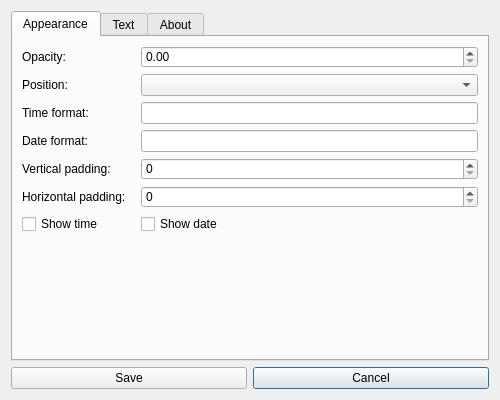
Before: the Qt Designer form src/settings_dialog.ui in kostoskistefan/hoverclock-qt, drawn with Qt 5.
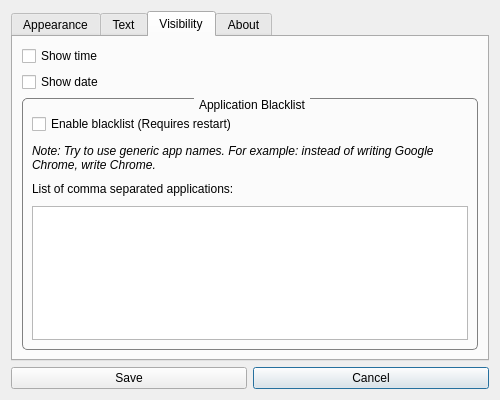
After: the same form once the commit is applied. The open tabs and pages were chosen to show the change.

Commit message: Add blacklist in settings menu

```diff
--- a/src/settings_dialog.ui
+++ b/src/settings_dialog.ui
@@ -66,7 +66,17 @@
          </property>
         </widget>
        </item>
-       <item row="10" column="0" colspan="2">
+       <item row="3" column="0">
+        <widget class="QLabel" name="positionLabel">
+         <property name="text">
+          <string>Position:</string>
+         </property>
+        </widget>
+       </item>
+       <item row="6" column="1">
+        <widget class="QSpinBox" name="verticalPaddingSpinBox"/>
+       </item>
+       <item row="9" column="0" colspan="2">
         <spacer name="verticalSpacer_2">
          <property name="orientation">
           <enum>Qt::Vertical</enum>
@@ -92,43 +102,9 @@
          </property>
         </widget>
        </item>
-       <item row="6" column="0">
-        <widget class="QLabel" name="verticalPaddingLabel">
-         <property name="text">
-          <string>Vertical padding:</string>
-         </property>
-        </widget>
-       </item>
-       <item row="9" column="1">
-        <widget class="QCheckBox" name="showDateCheckBox">
-         <property name="text">
-          <string>Show date</string>
-         </property>
-        </widget>
-       </item>
-       <item row="4" column="0">
-        <widget class="QLabel" name="timeFormatLabel">
-         <property name="text">
-          <string>Time format:</string>
-         </property>
-        </widget>
-       </item>
-       <item row="6" column="1">
-        <widget class="QSpinBox" name="verticalPaddingSpinBox"/>
-       </item>
        <item row="3" column="1">
         <widget class="QComboBox" name="positionComboBox"/>
        </item>
-       <item row="7" column="1">
-        <widget class="QSpinBox" name="horizontalPaddingSpinBox"/>
-       </item>
-       <item row="9" column="0">
-        <widget class="QCheckBox" name="showTimeCheckBox">
-         <property name="text">
-          <string>Show time</string>
-         </property>
-        </widget>
-       </item>
        <item row="2" column="0">
         <widget class="QLabel" name="opacityLabel">
          <property name="text">
@@ -259,6 +235,87 @@
        </item>
       </layout>
      </widget>
+     <widget class="QWidget" name="visibilityTab">
+      <attribute name="title">
+       <string>Visibility</string>
+      </attribute>
+      <layout class="QGridLayout" name="gridLayout_4">
+       <item row="0" column="0">
+        <widget class="QCheckBox" name="showTimeCheckBox">
+         <property name="text">
+          <string>Show time</string>
+         </property>
+        </widget>
+       </item>
+       <item row="2" column="0">
+        <widget class="QGroupBox" name="groupBox">
+         <property name="styleSheet">
+          <string notr="true">QGroupBox{border:1px solid gray;border-radius:5px;margin-top: 1ex;} QGroupBox::title{subcontrol-origin: margin;subcontrol-position:top center;padding:0 3px;}</string>
+         </property>
+         <property name="title">
+          <string>Application Blacklist</string>
+         </property>
+         <property name="flat">
+          <bool>false</bool>
+         </property>
+         <layout class="QGridLayout" name="gridLayout_5">
+          <property name="topMargin">
+           <number>15</number>
+          </property>
+          <property name="verticalSpacing">
+           <number>10</number>
+          </property>
+          <item row="2" column="1">
+           <widget class="QLabel" name="label_3">
+            <property name="text">
+             <string>List of comma separated applications:</string>
+            </property>
+           </widget>
+          </item>
+          <item row="4" column="1">
+           <widget class="QTextEdit" name="blacklistTextEdit"/>
+          </item>
+          <item row="1" column="1">
+           <widget class="QLabel" name="label_2">
+            <property name="font">
+             <font>
+              <italic>true</italic>
+              <underline>false</underline>
+             </font>
+            </property>
+            <property name="styleSheet">
+             <string notr="true"/>
+            </property>
+            <property name="text">
+             <string>Note: Try to use generic app names. For example: instead of writing Google Chrome, write Chrome.</string>
+            </property>
+            <property name="wordWrap">
+             <bool>true</bool>
+            </property>
+            <property name="indent">
+             <number>-1</number>
+            </property>
+           </widget>
+          </item>
+          <item row="0" column="1">
+           <widget class="QCheckBox" name="enableBlacklistCheckBox">
+            <property name="text">
+             <string>Enable blacklist (Requires restart)</string>
+            </property>
+           </widget>
+          </item>
+         </layout>
+        </widget>
+       </item>
+       <item row="1" column="0">
+        <widget class="QCheckBox" name="showDateCheckBox">
+         <property name="text">
+          <string>Show date</string>
+         </property>
+        </widget>
+       </item>
+      </layout>
+     </widget>
      <widget class="QWidget" name="aboutTab">
       <attribute name="title">
        <string>About</string>
```
Left out of the diff: 40 changed lines with no effect on the pictures. The commit also changes 5 other files.
